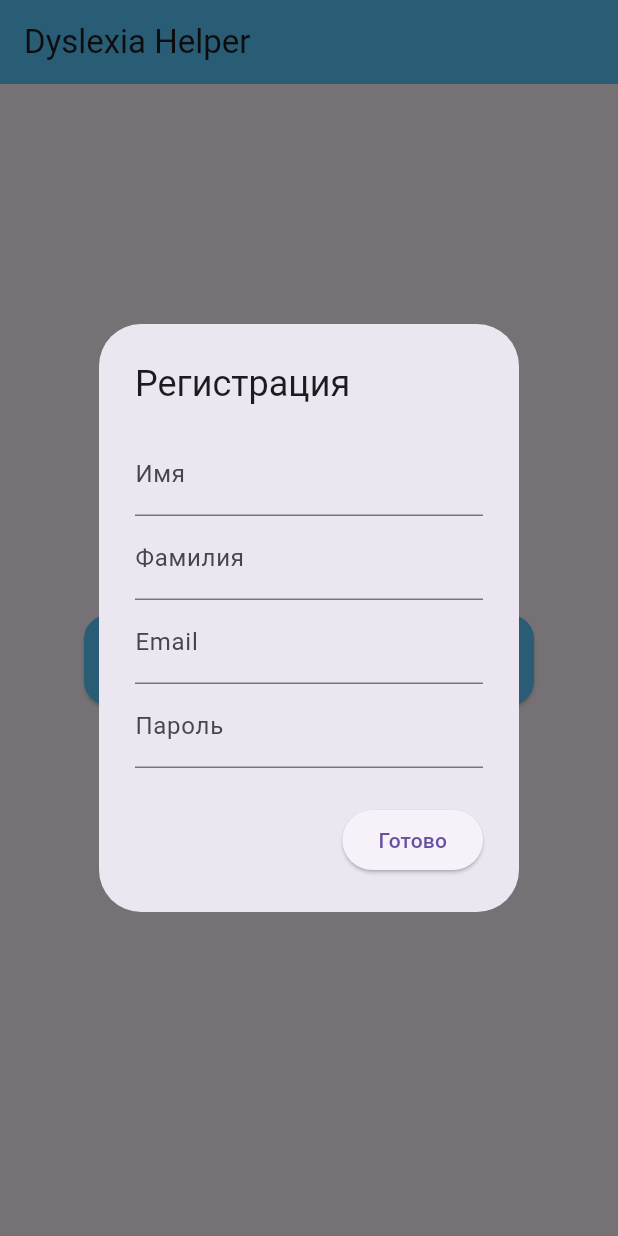
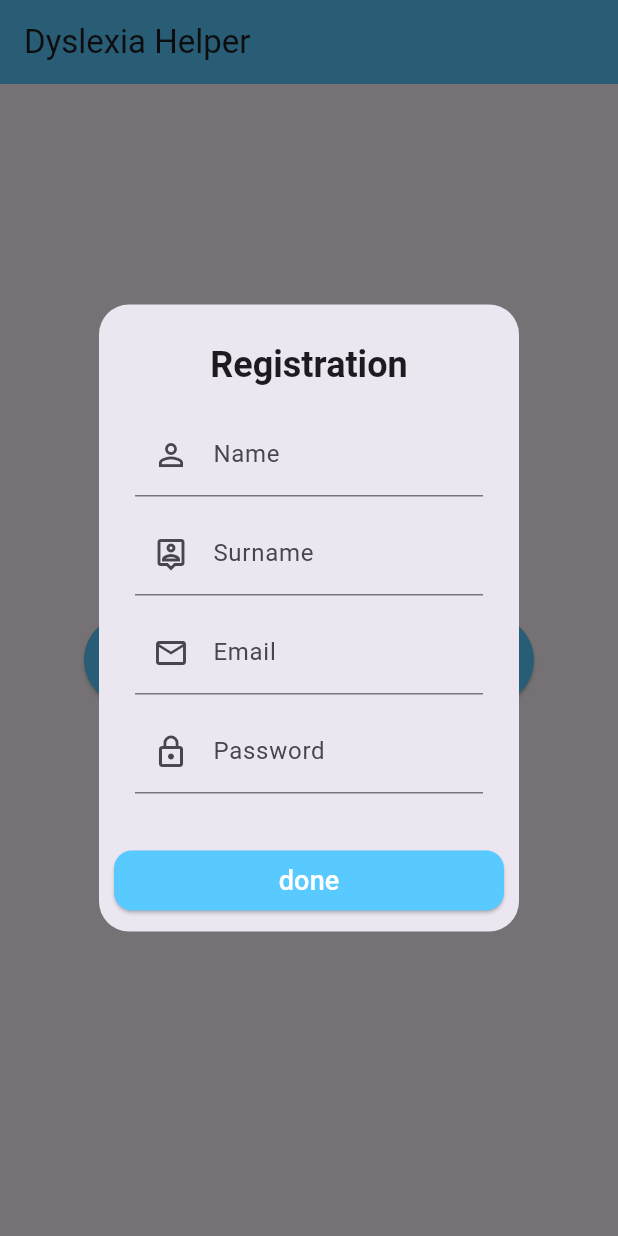
Before and after one commit to Azil555/myfinilyapp, a Flutter app: the screen it shows after launch, on a phone screen of 412 x 824 dp. Run offline on Flutter 3.47's test engine with Material 3 defaults, Android fonts, the phone set to English and light mode, and no system bars; our stand-ins replace image_picker; missing offline and left inert: google_mlkit_text_recognition.

Commit message:
описание изменений

```diff
--- a/lib/main.dart
+++ b/lib/main.dart
@@ -1,43 +1,37 @@
 import 'package:flutter/material.dart';
-import 'SecondPage.dart';
+import 'secondPage.dart';
 import 'registerdialog.dart';
 
-void main() {
-  runApp(const MyApp());
-}
-
-class MyApp extends StatelessWidget {
-  const MyApp({super.key});
-
-  @override
-  Widget build(BuildContext context) {
-    return const MaterialApp(
-      debugShowCheckedModeBanner: false,
-      home: StartPage(),
-    );
-  }
-}
+void main() => runApp(const MaterialApp(home: StartPage(), debugShowCheckedModeBanner: false));
 
 class StartPage extends StatefulWidget {
   const StartPage({super.key});
-
   @override
   State<StartPage> createState() => _StartPageState();
 }
 
 class _StartPageState extends State<StartPage> {
+  String name = "Guest";
+  String surname = "";
+  String email = "";
 
   @override
   void initState() {
     super.initState();
-
-    // Показываем окно после загрузки страницы
-    WidgetsBinding.instance.addPostFrameCallback((_) {
-      showDialog(
+    WidgetsBinding.instance.addPostFrameCallback((_) async {
+      final result = await showDialog(
         context: context,
-        barrierDismissible: false, // нельзя закрыть нажатием вне окна
+        barrierDismissible: false,
         builder: (context) => const RegisterDialog(),
       );
+
+      if (result != null && result is Map<String, String>) {
+        setState(() {
+          name = result['name'] ?? "Guest";
+          surname = result['surname'] ?? "";
+          email = result['email'] ?? "";
+        });
+      }
     });
   }
 
@@ -46,28 +40,27 @@ class _StartPageState extends State<StartPage> {
     return Scaffold(
       appBar: AppBar(
         title: const Text("Dyslexia Helper"),
-        backgroundColor: const Color.fromARGB(255, 88, 202, 255),
+        backgroundColor: const Color.fromARGB(255, 88, 202, 255)
       ),
       body: Center(
         child: ElevatedButton(
+          style: ElevatedButton.styleFrom(
+            backgroundColor: const Color.fromARGB(255, 88, 202, 255),
+            fixedSize: const Size(300, 60)
+          ),
           onPressed: () {
             Navigator.push(
               context,
-              MaterialPageRoute(builder: (context) => const SecondPage()),
+              MaterialPageRoute(
+                builder: (context) => SecondPage(
+                  name: name,
+                  surname: surname,
+                  email: email,
+                ),
+              ),
             );
           },
-          style: ElevatedButton.styleFrom(
-            fixedSize: const Size(300, 60),
-            backgroundColor: const Color.fromARGB(255, 88, 202, 255),
-            foregroundColor: Colors.black,
-            shape: RoundedRectangleBorder(
-              borderRadius: BorderRadius.circular(16),
-            ),
-          ),
-          child: const Text(
-            "Start Test",
-            style: TextStyle(fontSize: 20),
-          ),
+          child: const Text("Start Learning", style: TextStyle(fontSize: 20, color: Colors.black)),
         ),
       ),
     );
--- a/lib/registerdialog.dart
+++ b/lib/registerdialog.dart
@@ -8,50 +8,88 @@ class RegisterDialog extends StatefulWidget {
 }
 
 class _RegisterDialogState extends State<RegisterDialog> {
-
   final nameController = TextEditingController();
   final surnameController = TextEditingController();
   final emailController = TextEditingController();
   final passwordController = TextEditingController();
 
   @override
+  void dispose() {
+    nameController.dispose();
+    surnameController.dispose();
+    emailController.dispose();
+    passwordController.dispose();
+    super.dispose();
+  }
+
+  @override
   Widget build(BuildContext context) {
     return AlertDialog(
-      title: const Text("Регистрация"),
+      shape: RoundedRectangleBorder(borderRadius: BorderRadius.circular(20)),
+      title: const Text("Registration",
+        style: TextStyle(fontWeight: FontWeight.bold),
+        textAlign: TextAlign.center
+      ),
       content: SingleChildScrollView(
         child: Column(
+          mainAxisSize: MainAxisSize.min,
           children: [
-
             TextField(
               controller: nameController,
-              decoration: const InputDecoration(labelText: "Имя"),
+              decoration: const InputDecoration(
+                labelText: "Name",
+                prefixIcon: Icon(Icons.person_outline),
+              ),
             ),
-
+            const SizedBox(height: 10),
             TextField(
               controller: surnameController,
-              decoration: const InputDecoration(labelText: "Фамилия"),
+              decoration: const InputDecoration(
+                labelText: "Surname",
+                prefixIcon: Icon(Icons.person_pin_outlined),
+              ),
             ),
-
+            const SizedBox(height: 10),
             TextField(
               controller: emailController,
-              decoration: const InputDecoration(labelText: "Email"),
+              decoration: const InputDecoration(
+                labelText: "Email",
+                prefixIcon: Icon(Icons.email_outlined),
+              ),
+              keyboardType: TextInputType.emailAddress,
             ),
-
+            const SizedBox(height: 10),
             TextField(
               controller: passwordController,
               obscureText: true,
-              decoration: const InputDecoration(labelText: "Пароль"),
+              decoration: const InputDecoration(
+                labelText: "Password",
+                prefixIcon: Icon(Icons.lock_outline),
+              ),
             ),
           ],
         ),
       ),
-
+      actionsPadding: const EdgeInsets.symmetric(horizontal: 10, vertical: 10),
       actions: [
-        ElevatedButton(
-          onPressed: () {
-            Navigator.pop(context);
-          },
-          child: const Text("Готово"),
+        SizedBox(
+          width: double.infinity,
+          child: ElevatedButton(
+            onPressed: () {
+              Navigator.pop(context, {
+                'name': nameController.text,
+                'surname': surnameController.text,
+                'email': emailController.text,
+              });
+            },
+            style: ElevatedButton.styleFrom(
+              backgroundColor: const Color.fromARGB(255, 88, 202, 255),
+              shape: RoundedRectangleBorder(borderRadius: BorderRadius.circular(12)),
+            ),
+            child: const Text("done",
+              style: TextStyle(color: Colors.white, fontSize: 18)
+            ),
+          ),
         )
       ],
     );
```
Also changed, not shown: lib/SecondPage.dart (+24 -10 lines), lib/homepage.dart (+208 -146 lines), lib/person.dart (+3 -17 lines), lib/settings.dart (+3 -17 lines), pubspec.yaml (+5 -2 lines), lib/navigation_screen.dart (added), pubspec.lock, 1 other file.
